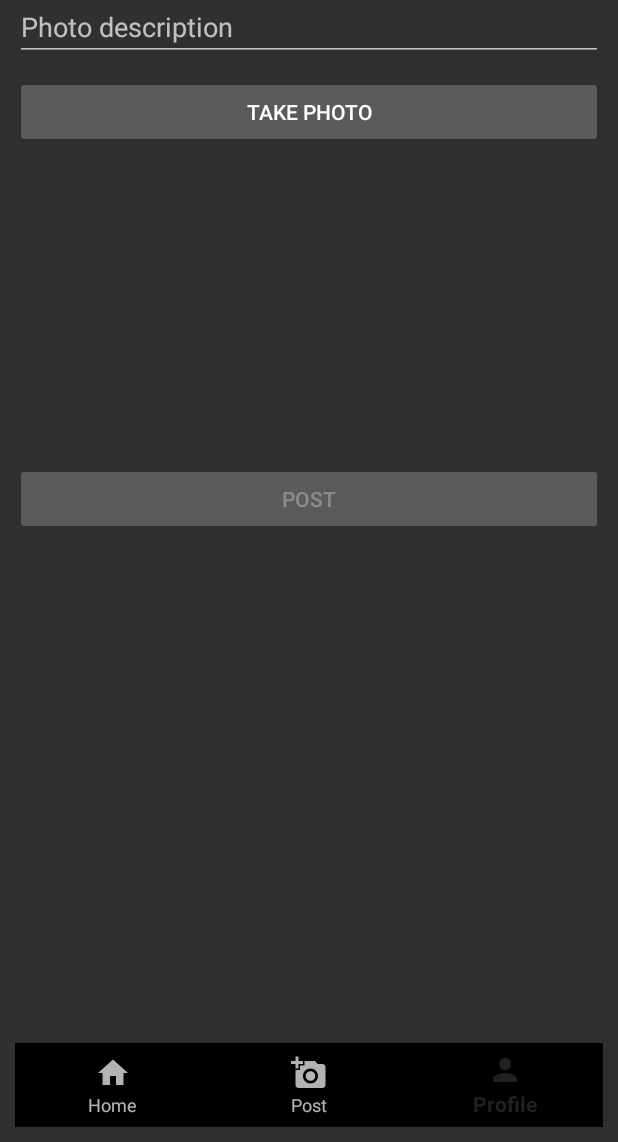
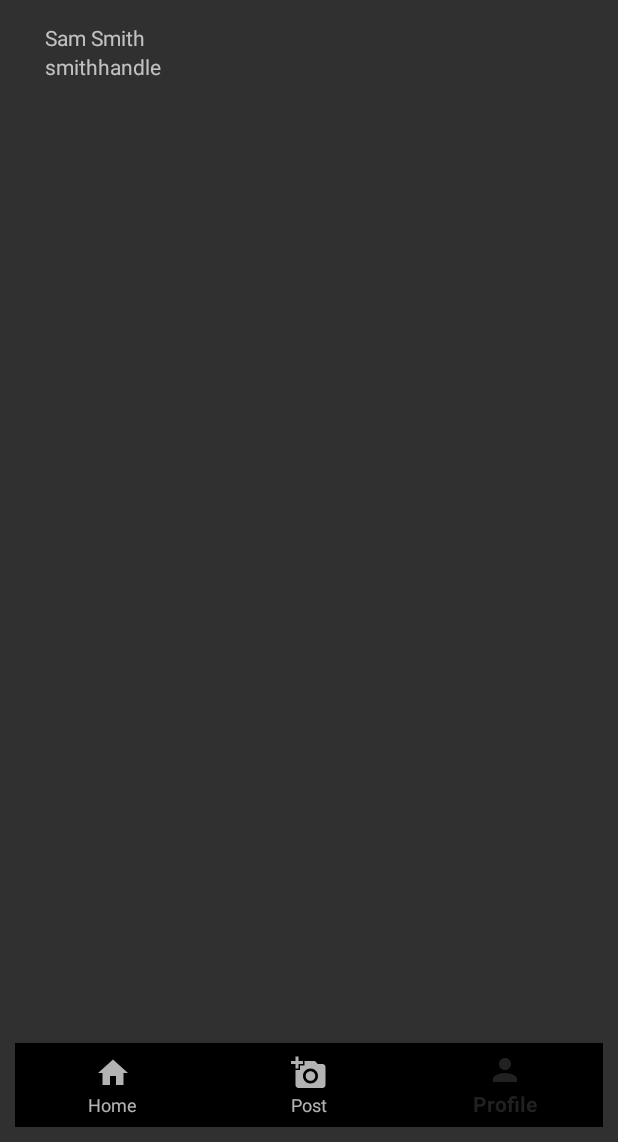
Before and after one commit to Rhijke/MockInsta, an Android app: the MainActivity screen opened directly, with no data from a screen before it, item 3 of the bottom bar chosen, on a phone screen of 412 x 824 dp, the part 94-1236 px from its top. Run offline under Robolectric (Android 15) with nearby library versions, the phone set to English and light mode, and no system bars; libraries missing offline, so code that uses them is left out: com.parse; 3 statements that could not run were skipped.

Commit message:
Create Profile Fragment

```diff
--- a/app/src/main/java/android/kaerah/com/mockinsta/MainActivity.java
+++ b/app/src/main/java/android/kaerah/com/mockinsta/MainActivity.java
@@ -2,6 +2,7 @@ package android.kaerah.com.mockinsta;
 
 import android.content.Intent;
 import android.kaerah.com.mockinsta.fragments.ComposeFragment;
+import android.kaerah.com.mockinsta.fragments.ProfileFragment;
 import android.kaerah.com.mockinsta.ui.login.LoginActivity;
 import android.os.Bundle;
 import android.view.Menu;
@@ -10,7 +11,8 @@ import android.view.MenuItem;
 import androidx.annotation.NonNull;
 import androidx.appcompat.app.AppCompatActivity;
 import androidx.appcompat.widget.Toolbar;
-import androidx.fragment.app.FragmentTransaction;
+import androidx.fragment.app.Fragment;
+import androidx.fragment.app.FragmentManager;
 
 import com.google.android.material.bottomnavigation.BottomNavigationView;
 import com.parse.ParseUser;
@@ -31,7 +33,7 @@ public class MainActivity extends AppCompatActivity {
     protected void onCreate(Bundle savedInstanceState) {
         super.onCreate(savedInstanceState);
         setContentView(R.layout.activity_main);
-
+        final FragmentManager ft = getSupportFragmentManager();
         bottomNavigationView = findViewById(R.id.bottom_navigation);
         Toolbar myToolbar = (Toolbar) findViewById(R.id.mToolbar);
         setSupportActionBar(myToolbar);
@@ -40,26 +42,30 @@ public class MainActivity extends AppCompatActivity {
 
 
             // Navigation menu
-
+//        bottomNavigationView.setSelectedItemId(R.id.action_home);
         bottomNavigationView.setOnNavigationItemSelectedListener(new BottomNavigationView.OnNavigationItemSelectedListener() {
             @Override
             public boolean onNavigationItemSelected(@NonNull MenuItem menuItem) {
                 // Begin the transaction
-                FragmentTransaction ft = getSupportFragmentManager().beginTransaction();
+                Fragment fragment = null;
                 switch(menuItem.getItemId()) {
+                    case R.id.action_profile:
+                        fragment = new ProfileFragment();
+                        break;
                     case R.id.action_compose:
-                        ft.replace(R.id.frameManager, new ComposeFragment());
-                        ft.commit();
-                        return true;
+                        fragment = new ComposeFragment();
+                        break;
                     case R.id.action_home:
-                        return true;
-                    case R.id.action_profile:
-                        return true;
+                        fragment = new ComposeFragment();
+                        break;
                     default:
-                        return false;
+                        throw new IllegalStateException("Unexpected value: " + menuItem.getItemId());
                 }
+                ft.beginTransaction().replace(R.id.frameManager, fragment).commit();
+                return true;
             }
         });
+
         //queryPosts();
     }
 
--- a/app/src/main/java/android/kaerah/com/mockinsta/fragments/ComposeFragment.java
+++ b/app/src/main/java/android/kaerah/com/mockinsta/fragments/ComposeFragment.java
@@ -56,6 +56,7 @@ public class ComposeFragment extends Fragment {
         // Any view setup should occur here.  E.g., view lookups and attaching view listeners.
         @Override
         public void onViewCreated(View view, Bundle savedInstanceState) {
+                Log.i(TAG, "Compose frag created");
                 etDescription = view.findViewById(R.id.etDescription);
                 btnCaptureImage = view.findViewById(R.id.btnCaptureImage);
                 btnSubmit = view.findViewById(R.id.btnSubmit);
--- /dev/null
+++ b/app/src/main/java/android/kaerah/com/mockinsta/fragments/ProfileFragment.java
@@ -0,0 +1,47 @@
+package android.kaerah.com.mockinsta.fragments;
+
+import android.content.Context;
+import android.kaerah.com.mockinsta.R;
+import android.os.Bundle;
+import android.util.Log;
+import android.view.LayoutInflater;
+import android.view.View;
+import android.view.ViewGroup;
+import android.widget.TextView;
+
+import androidx.fragment.app.Fragment;
+
+import com.parse.ParseUser;
+
+public class ProfileFragment extends Fragment {
+
+    private final String TAG = "ProfileFragment";
+    private TextView tvUserName;
+    Context context = getContext();
+    ParseUser user;
+    private TextView tvUserHandle;
+
+    // The onCreateView method is called when Fragment should create its View object hierarchy,
+    // either dynamically or via XML layout inflation.
+    @Override
+    public View onCreateView(LayoutInflater inflater, ViewGroup parent, Bundle savedInstanceState) {
+        // Defines the xml file for the fragment
+        return inflater.inflate(R.layout.fragment_profile, parent, false);
+    }
+
+    // This event is triggered soon after onCreateView().
+    // Any view setup should occur here.  E.g., view lookups and attaching view listeners.
+    @Override
+    public void onViewCreated(View view, Bundle savedInstanceState) {
+        Log.i(TAG, "Profile frag created");
+      tvUserName = view.findViewById(R.id.tvUserName);
+      tvUserHandle = view.findViewById(R.id.tvUserHandle);
+      context = getContext();
+      user = ParseUser.getCurrentUser();
+
+      tvUserName.setText(user.getString("username"));
+      tvUserHandle.setText(user.getString("handle"));
+
+    }
+
+}
--- /dev/null
+++ b/app/src/main/res/layout/fragment_profile.xml
@@ -0,0 +1,23 @@
+<?xml version="1.0" encoding="utf-8"?>
+<androidx.constraintlayout.widget.ConstraintLayout xmlns:android="http://schemas.android.com/apk/res/android"
+    xmlns:app="http://schemas.android.com/apk/res-auto"
+    android:orientation="vertical"
+    android:layout_width="match_parent"
+    android:layout_height="match_parent"
+    android:padding="20dp">
+    <TextView
+    android:layout_width="match_parent"
+    android:layout_height="wrap_content"
+    android:id="@+id/tvUserName"
+    android:layout_marginTop="@dimen/action_bar_height"
+        app:layout_constraintTop_toTopOf="parent"
+        android:text="Sam Smith"/>
+    <TextView
+        android:layout_width="match_parent"
+        android:layout_height="wrap_content"
+        android:id="@+id/tvUserHandle"
+        app:layout_constraintTop_toBottomOf="@+id/tvUserName"
+        android:text="smithhandle"
+        />
+
+</androidx.constraintlayout.widget.ConstraintLayout>
```
Also changed, not shown: 1 other file.
